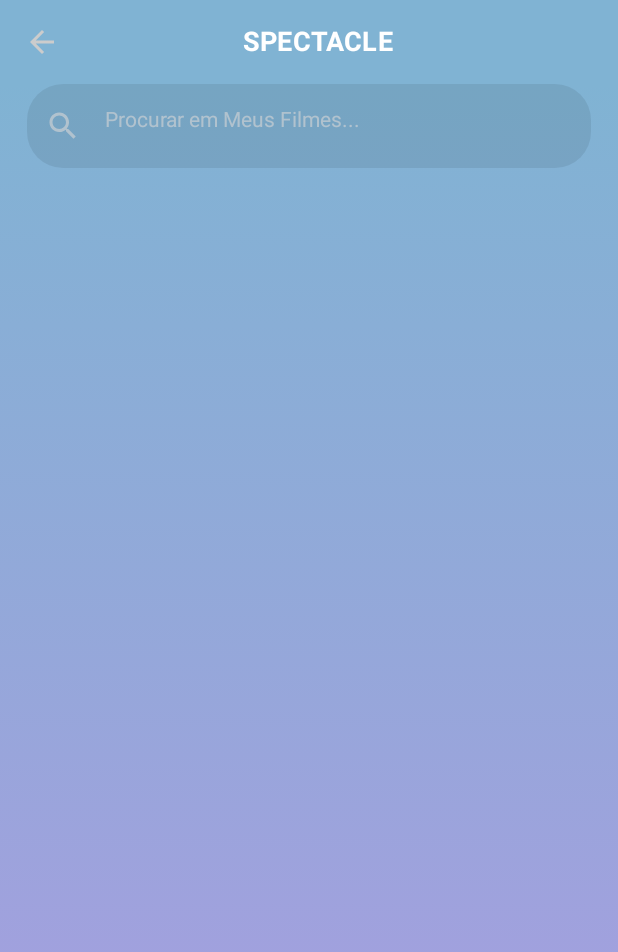
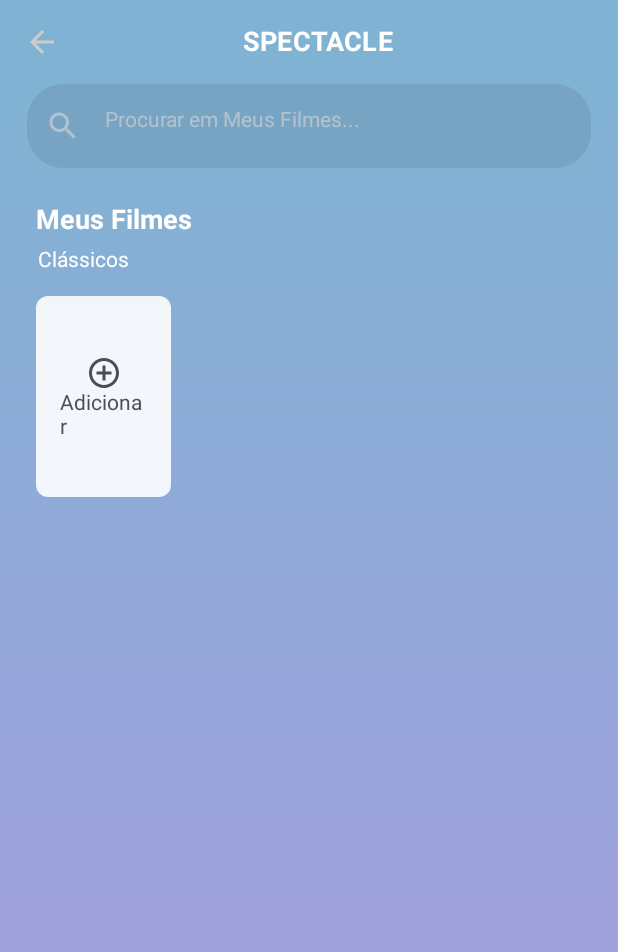
Before and after one commit to edandre/lc-spectacle, an Android app built with Jetpack Compose: the movies screen opened through its navigation route, on a phone screen of 412 x 824 dp. Shown: the top 952 px of the screen. Run offline under Robolectric (Android 15) with nearby library versions, the phone set to English and light mode, and no system bars; our stand-ins replace Dagger/Hilt's generated code, accompanist.

Commit message:
refactoring navigation

```diff
--- a/app/src/main/java/com/lc/spectacle/MainActivity.kt
+++ b/app/src/main/java/com/lc/spectacle/MainActivity.kt
@@ -63,7 +63,7 @@ class MainActivity : ComponentActivity(), LifecycleObserver {
                     composable(
                         route = Screen.MoviesScreen.route,
                     ) {
-                        MoviesScreen(navController)
+                        MoviesScreen()
                     }
                 }
             }
--- a/app/src/main/java/com/lc/spectacle/core/ui/components/FeatureSelectionPanel.kt
+++ b/app/src/main/java/com/lc/spectacle/core/ui/components/FeatureSelectionPanel.kt
@@ -81,7 +81,7 @@ fun FeatureSelectionPanel(
                     }
                     .align(Alignment.CenterVertically)
             )
-            Spacer(modifier = Modifier.width(24.dp))
+            Spacer(modifier = Modifier.width(18.dp))
             Column(
                 modifier = Modifier
                     .fillMaxHeight()
@@ -95,7 +95,7 @@ fun FeatureSelectionPanel(
                         color = Color.DarkGray
                     ),
                     modifier = Modifier
-                        .padding(top = 16.dp)
+                        .padding(top = 8.dp)
                 )
                 Text(
                     text = FeatureTexts[feature]?.let { stringResource(id = it.second) } ?: "Feature Not Found",
--- a/app/src/main/java/com/lc/spectacle/features/movie_library/presentation/movies/components/MoviesScreen.kt
+++ b/app/src/main/java/com/lc/spectacle/features/movie_library/presentation/movies/components/MoviesScreen.kt
@@ -1,17 +1,22 @@
 package com.lc.spectacle.features.movie_library.presentation.movies.components
 
-import android.annotation.SuppressLint
 import androidx.compose.foundation.background
 import androidx.compose.foundation.layout.*
+import androidx.compose.foundation.shape.RoundedCornerShape
 import androidx.compose.material.*
 import androidx.compose.material.icons.Icons
 import androidx.compose.material.icons.filled.ArrowBack
+import androidx.compose.material.icons.outlined.Add
+import androidx.compose.material.icons.outlined.AddCircleOutline
 import androidx.compose.runtime.Composable
 import androidx.compose.ui.Alignment
 import androidx.compose.ui.Modifier
+import androidx.compose.ui.draw.clip
 import androidx.compose.ui.graphics.Brush
 import androidx.compose.ui.graphics.Color
+import androidx.compose.ui.graphics.graphicsLayer
 import androidx.compose.ui.res.stringResource
+import androidx.compose.ui.text.TextStyle
 import androidx.compose.ui.text.font.FontWeight
 import androidx.compose.ui.tooling.preview.Preview
 import androidx.compose.ui.unit.dp
@@ -24,14 +29,14 @@ import java.util.*
 @Preview
 @Composable
 fun MoviesScreen(
-    navController: NavController
+    //navController: NavController
 ) {
     Scaffold(
         backgroundColor = MaterialTheme.colors.primary,
         topBar = {
             TopAppBar (
                 navigationIcon = {
-                    IconButton(onClick = { navController.navigateUp() }) {
+                    IconButton(onClick = { /*navController.navigateUp()*/ }) {
                         Icon(
                             imageVector = Icons.Filled.ArrowBack,
                             contentDescription = "Back"
@@ -84,8 +89,64 @@ fun MoviesScreen(
                             //TODO: Call Movies API
                         }
                     )
+                    Spacer(
+                        modifier = Modifier
+                            .height(24.dp)
+                    )
+                    Text(
+                        modifier = Modifier.padding(start = 24.dp),
+                        text = stringResource(id = R.string.my_movies_label),
+                        style = TextStyle(
+                            color = Color.White,
+                            fontWeight = FontWeight.Bold,
+                            fontSize = 18.sp
+                        )
+                    )
+                    Text(
+                        modifier = Modifier.padding(start = 25.dp, top = 8.dp),
+                        text = "Clássicos",
+                        style = TextStyle(
+                            color = Color.White,
+                            fontSize = 14.sp
+                        )
+                    )
+                    AddMoviePanel()
                 }
             }
         }
     )
 }
+
+@Composable fun AddMoviePanel() {
+    Button(
+        onClick = {},
+        modifier = Modifier
+            .height(150.dp)
+            .width(130.dp)
+            .padding(start = 24.dp, top = 16.dp, end = 16.dp)
+            .graphicsLayer(alpha = 0.90f)
+            .clip(RoundedCornerShape(8.dp)),
+        colors = ButtonDefaults.buttonColors(
+            backgroundColor = Color.White
+        )
+    ) {
+        Column(
+            modifier = Modifier
+                .fillMaxWidth(),
+            horizontalAlignment = Alignment.CenterHorizontally,
+            verticalArrangement = Arrangement.SpaceBetween
+        ) {
+            Icon(
+                Icons.Outlined.AddCircleOutline,
+                "",
+                tint = Color.DarkGray
+            )
+            Text(
+                text = "Adicionar",
+                style = TextStyle(
+                    color = Color.DarkGray
+                )
+            )
+        }
+    }
+}
--- a/app/src/main/res/values/strings.xml
+++ b/app/src/main/res/values/strings.xml
@@ -17,4 +17,5 @@
     <string name="movies_label_2nd">Veja seus filmes disponíveis</string>
     <string name="movies_search_text_field_label">Procurar em Meus Filmes...</string>
     <string name="music_search_text_field_label">Procurar em Minhas Músicas</string>
+    <string name="my_movies_label">Meus Filmes</string>
 </resources>
```
